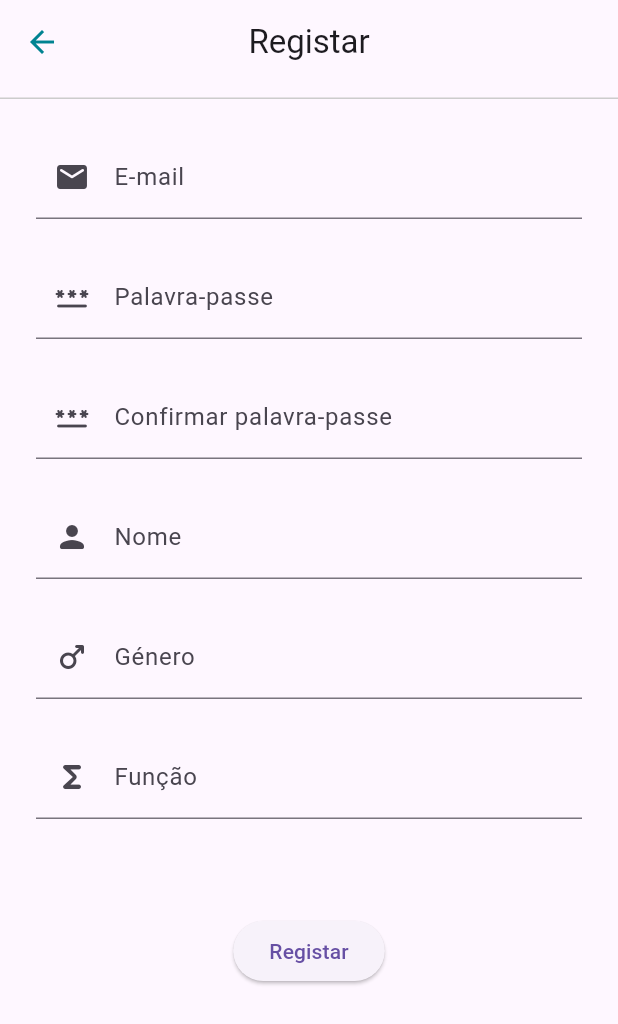
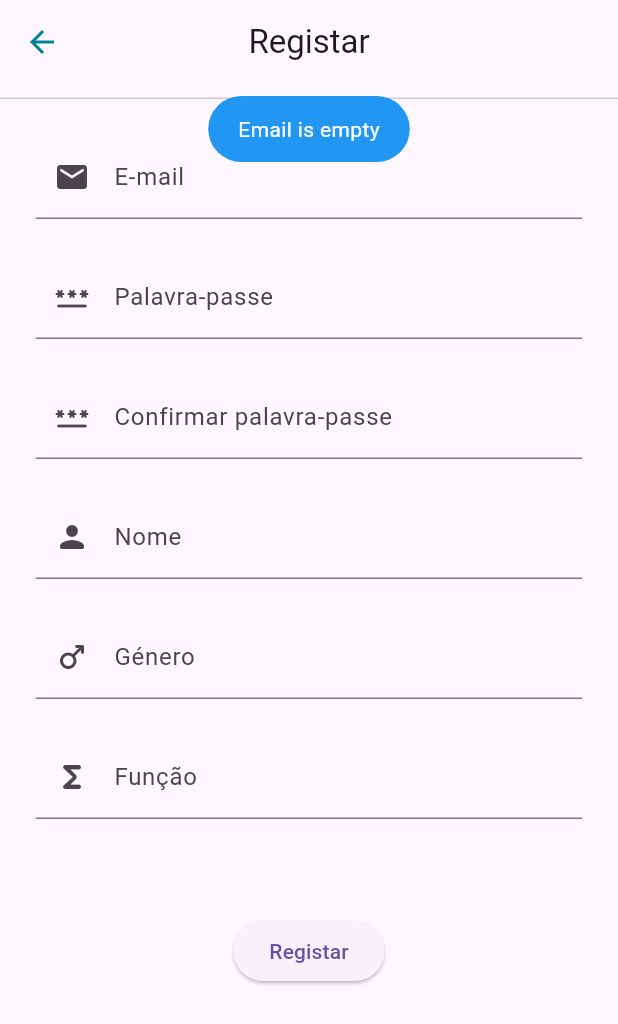
Before and after one commit to tiagotunes/marina, a Flutter app: the SignUp screen opened by its route, after a tap on "Registar", on a phone screen of 412 x 824 dp. Shown: the top 1024 px of the screen. Run offline on Flutter 3.47's test engine with Material 3 defaults, Android fonts, the phone set to English and light mode, and no system bars; our stand-ins replace dots_indicator, flutter_riverpod, fluttertoast, riverpod_annotation, shared_preferences; accounts and stored records are empty; generated files the repository leaves out were written again; Roboto replaces fonts that are missing (Jura).

Commit message:
A lot of (good) things going on

```diff
--- /dev/null
+++ b/marina/lib/common/entities/user.dart
@@ -0,0 +1,15 @@
+class LoginRequestEntity {
+  String? name;
+  String? email;
+  String? gender;
+  String? admin;
+
+  LoginRequestEntity({this.name, this.email, this.gender, this.admin});
+
+  Map<String, dynamic> toJson() => {
+    "name": name,
+    "email": email,
+    "gender": gender,
+    "admin": admin,
+  };
+}
--- /dev/null
+++ b/marina/lib/common/utils/constants.dart
@@ -0,0 +1,5 @@
+class Constants {
+  static const String SERVER_API_URL = "ip address";
+  static const String STORAGE_USER_PROFILE_KEY = "user_profile";
+  static const String STORAGE_USER_TOKEN_KEY = "user_token";
+}
--- a/marina/lib/pages/sign_up/widgets/sign_up_text_field.dart
+++ b/marina/lib/common/widgets/text_field.dart
@@ -1,12 +1,14 @@
 import 'package:flutter/material.dart';
 
-Widget signUpTextField({
+Widget textField({
+  TextEditingController? controller,
   String label = "<label>",
   IconData icon = Icons.error_outline_sharp,
   bool obscureText = false,
   void Function(String value)? func,
 }) {
   return TextField(
+    controller: controller,
     decoration: InputDecoration(labelText: label, prefixIcon: Icon(icon)),
     obscureText: obscureText,
     onChanged: (value) => func!(value),
--- a/marina/lib/main.dart
+++ b/marina/lib/main.dart
@@ -1,11 +1,13 @@
 import 'package:flutter/material.dart';
 import 'package:flutter_riverpod/flutter_riverpod.dart';
 import 'package:marina/common/utils/theme.dart';
+import 'package:marina/global.dart';
 import 'package:marina/pages/on_boarding/on_boarding.dart';
 import 'package:marina/pages/sign_in/sign_in.dart';
 import 'package:marina/pages/sign_up/sign_up.dart';
 
-void main() {
+Future<void> main() async {
+  Global.init();
   runApp(const ProviderScope(child: MyApp()));
 }
 
--- /dev/null
+++ b/marina/lib/pages/sign_in/notifier/sign_in_state.dart
@@ -0,0 +1,13 @@
+class SignInState {
+  final String email;
+  final String password;
+
+  const SignInState({this.email = "", this.password = ""});
+
+  SignInState copyWith({String? email, String? password}) {
+    return SignInState(
+      email: email ?? this.email,
+      password: password ?? this.password,
+    );
+  }
+}
--- a/marina/lib/pages/sign_in/widgets/sign_in_button.dart
+++ b/marina/lib/pages/sign_in/widgets/sign_in_button.dart
@@ -1,9 +1,10 @@
 import 'package:flutter/material.dart';
+import 'package:marina/pages/sign_in/sign_in_controller.dart';
 
-Widget signInButton() {
+Widget signInButton(SignInController controller) {
   return Center(
     child: ElevatedButton(
-      onPressed: () {},
+      onPressed: () => controller.handleSignIn(),
       child: SizedBox(height: 50, child: Center(child: Text('Iniciar Sessão'))),
     ),
   );
--- a/marina/lib/pages/sign_up/sign_up.dart
+++ b/marina/lib/pages/sign_up/sign_up.dart
@@ -1,10 +1,11 @@
 import 'package:flutter/material.dart';
 import 'package:flutter_riverpod/flutter_riverpod.dart';
-import 'package:marina/pages/sign_up/notifier/register_notifier.dart';
+import 'package:marina/common/global_loader/global_loader.dart';
+import 'package:marina/common/widgets/text_field.dart';
+import 'package:marina/pages/sign_up/notifier/sign_up_notifier.dart';
 import 'package:marina/pages/sign_up/sign_up_controller.dart';
-import 'package:marina/pages/sign_up/widgets/register_button.dart';
+import 'package:marina/pages/sign_up/widgets/sign_up_button.dart';
 import 'package:marina/pages/sign_up/widgets/sign_up_app_bar.dart';
-import 'package:marina/pages/sign_up/widgets/sign_up_text_field.dart';
 
 class SignUp extends ConsumerStatefulWidget {
   const SignUp({super.key});
@@ -24,69 +25,79 @@ class _SignUpState extends ConsumerState<SignUp> {
 
   @override
   Widget build(BuildContext context) {
-    // final registerProvider = ref.watch(registerNotifierProvider);
+    final signUpProvider = ref.watch(signUpNotifierProvider);
+    final loader = ref.watch(globalLoaderProvider);
+
     return Scaffold(
       appBar: signUpAppBar(),
-      body: SingleChildScrollView(
+      body: !loader
+          ? SingleChildScrollView(
               child: Padding(
                 padding: const EdgeInsets.all(24.0),
                 child: Column(
                   children: [
-              signUpTextField(
+                    textField(
+                      controller: _controller.emailController,
                       func: (value) => ref
-                    .read(registerNotifierProvider.notifier)
+                          .read(signUpNotifierProvider.notifier)
                           .onEmailChange(value),
                       icon: Icons.email_rounded,
                       label: "E-mail",
                     ),
                     SizedBox(height: 24),
-              signUpTextField(
+                    textField(
+                      controller: _controller.passwordController,
                       func: (value) => ref
-                    .read(registerNotifierProvider.notifier)
+                          .read(signUpNotifierProvider.notifier)
                           .onPasswordChange(value),
                       icon: Icons.password_rounded,
                       label: "Palavra-passe",
                       obscureText: true,
                     ),
                     SizedBox(height: 24),
-              signUpTextField(
+                    textField(
+                      controller: _controller.rePasswordController,
                       func: (value) => ref
-                    .read(registerNotifierProvider.notifier)
+                          .read(signUpNotifierProvider.notifier)
                           .onRePasswordChange(value),
                       icon: Icons.password_rounded,
                       label: "Confirmar palavra-passe",
                       obscureText: true,
                     ),
                     SizedBox(height: 24),
-              signUpTextField(
+                    textField(
+                      controller: _controller.nameController,
                       func: (value) => ref
-                    .read(registerNotifierProvider.notifier)
-                    .onUsernameChange(value),
+                          .read(signUpNotifierProvider.notifier)
+                          .onNameChange(value),
                       icon: Icons.person_rounded,
                       label: "Nome",
                     ),
                     SizedBox(height: 24),
-              signUpTextField(
+                    textField(
+                      controller: _controller.genderController,
                       func: (value) => ref
-                    .read(registerNotifierProvider.notifier)
+                          .read(signUpNotifierProvider.notifier)
                           .onGenderChange(value),
                       label: "Género",
                       icon: Icons.male_rounded,
                     ),
                     SizedBox(height: 24),
-              signUpTextField(
+                    textField(
+                      controller: _controller.roleController,
                       func: (value) => ref
-                    .read(registerNotifierProvider.notifier)
+                          .read(signUpNotifierProvider.notifier)
                           .onRoleChange(value),
                       label: "Função",
                       icon: Icons.functions_rounded,
                     ),
                     SizedBox(height: 64),
-              registerButton(_controller),
+                    signUpButton(_controller),
                   ],
                 ),
               ),
-      ),
+            )
+          : Center(child: CircularProgressIndicator()),
     );
   }
 }
--- a/marina/lib/pages/sign_up/sign_up_controller.dart
+++ b/marina/lib/pages/sign_up/sign_up_controller.dart
@@ -1,33 +1,83 @@
+import 'dart:convert';
+
+import 'package:flutter/foundation.dart';
+import 'package:flutter/material.dart';
 import 'package:flutter_riverpod/flutter_riverpod.dart';
+import 'package:http/http.dart' as http;
+import 'package:marina/common/global_loader/global_loader.dart';
 import 'package:marina/common/widgets/popup_messages.dart';
-import 'package:marina/pages/sign_up/notifier/register_notifier.dart';
+import 'package:marina/pages/sign_up/notifier/sign_up_notifier.dart';
 
 class SignUpController {
   late WidgetRef ref;
 
   SignUpController({required this.ref});
 
+  TextEditingController emailController = TextEditingController();
+  TextEditingController passwordController = TextEditingController();
+  TextEditingController rePasswordController = TextEditingController();
+  TextEditingController nameController = TextEditingController();
+  TextEditingController genderController = TextEditingController();
+  TextEditingController roleController = TextEditingController();
+
   void handleSignUp() async {
-    var state = ref.read(registerNotifierProvider);
+    var state = ref.read(signUpNotifierProvider);
 
     String email = state.email;
     String password = state.password;
     String rePassword = state.rePassword;
-    String username = state.username;
+    String name = state.name;
     String gender = state.gender;
     String role = state.role;
 
-    print("--------------");
-    print("Your email is $email");
-    print("Your password is $password");
-    print("Your rePassword is $rePassword");
-    print("Your username is $username");
-    print("Your gender is $gender");
-    print("Your role is $role");
-    print("--------------");
+    if (state.email.isEmpty || email.isEmpty) {
+      toastInfo("Email is empty");
+      return;
+    }
 
+    if (state.password.isEmpty ||
+        password.isEmpty ||
+        state.rePassword.isEmpty ||
+        rePassword.isEmpty) {
+      toastInfo("Password is empty");
+      return;
+    }
     if (state.password != state.rePassword) {
       toastInfo("Your password does not match");
+      return;
     }
+
+    if (state.name.isEmpty || name.isEmpty) {
+      toastInfo("Name is empty");
+      return;
+    }
+
+    ref.read(globalLoaderProvider.notifier).setLoaderValue(true);
+    var context = Navigator.of(ref.context);
+
+    try {
+      final response = await http.post(
+        Uri.parse('http://10.0.2.2:3000/api/v1/register'),
+        headers: {
+          'Content-Type':
+              'application/json', // 'application/x-www-form-urlencoded' or whatever you need
+        },
+        body: jsonEncode({
+          "name": name,
+          "email": email,
+          "password": password,
+          "status": "active",
+        }),
+      );
+      toastInfo("Successful register");
+      // context.pop();
+      print("${response.statusCode} - ${response.body}");
+    } catch (e) {
+      if (kDebugMode) {
+        print(e.toString());
+        ref.read(globalLoaderProvider.notifier).setLoaderValue(false);
+      }
+    }
+    ref.read(globalLoaderProvider.notifier).setLoaderValue(false);
   }
 }
--- a/marina/lib/pages/sign_up/widgets/register_button.dart
+++ b/marina/lib/pages/sign_up/widgets/sign_up_button.dart
@@ -1,7 +1,7 @@
 import 'package:flutter/material.dart';
 import 'package:marina/pages/sign_up/sign_up_controller.dart';
 
-Widget registerButton(SignUpController controller) {
+Widget signUpButton(SignUpController controller) {
   return ElevatedButton(
     onPressed: () => controller.handleSignUp(),
     child: Text('Registar'),
--- a/marina/pubspec.yaml
+++ b/marina/pubspec.yaml
@@ -40,6 +40,8 @@ dependencies:
   build_runner: ^2.5.4
   riverpod_annotation: ^2.6.1
   fluttertoast: ^8.2.12
+  shared_preferences: ^2.5.3
+  http: ^1.4.0
 
 dev_dependencies:
   flutter_test:
```
Also changed, not shown: marina/lib/common/global_loader/global_loader.dart (added, +15 -0 lines), marina/lib/common/services/storage.dart (added, +14 -0 lines), marina/lib/global.dart (added, +11 -0 lines), marina/lib/pages/sign_in/notifier/sign_in_notifier.dart (added, +19 -0 lines), marina/lib/pages/sign_in/sign_in.dart (+45 -6 lines), marina/lib/pages/sign_in/sign_in_controller.dart (added, +83 -0 lines), marina/lib/pages/sign_in/widgets/sign_in_text_fields.dart (deleted, +0 -24 lines), marina/lib/pages/sign_up/notifier/sign_up_notifier.dart (renamed from marina/lib/pages/sign_up/notifier/register_notifier.dart, +7 -7 lines), marina/lib/pages/sign_up/notifier/sign_up_state.dart (renamed from marina/lib/pages/sign_up/notifier/register_state.dart, +8 -8 lines), marina/lib/common/global_loader/global_loader.g.dart, marina/lib/pages/sign_up/notifier/sign_up_notifier.g.dart (added), marina/pubspec.lock, 2 other files. Lines whose indentation alone changed are shown as unchanged.
